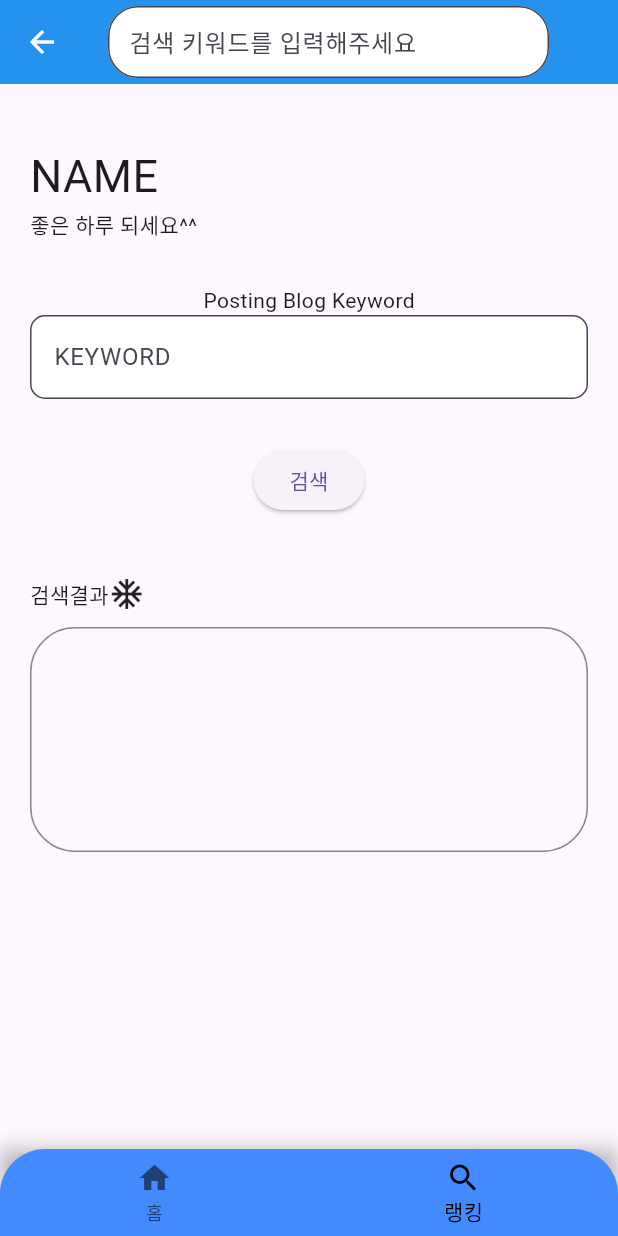
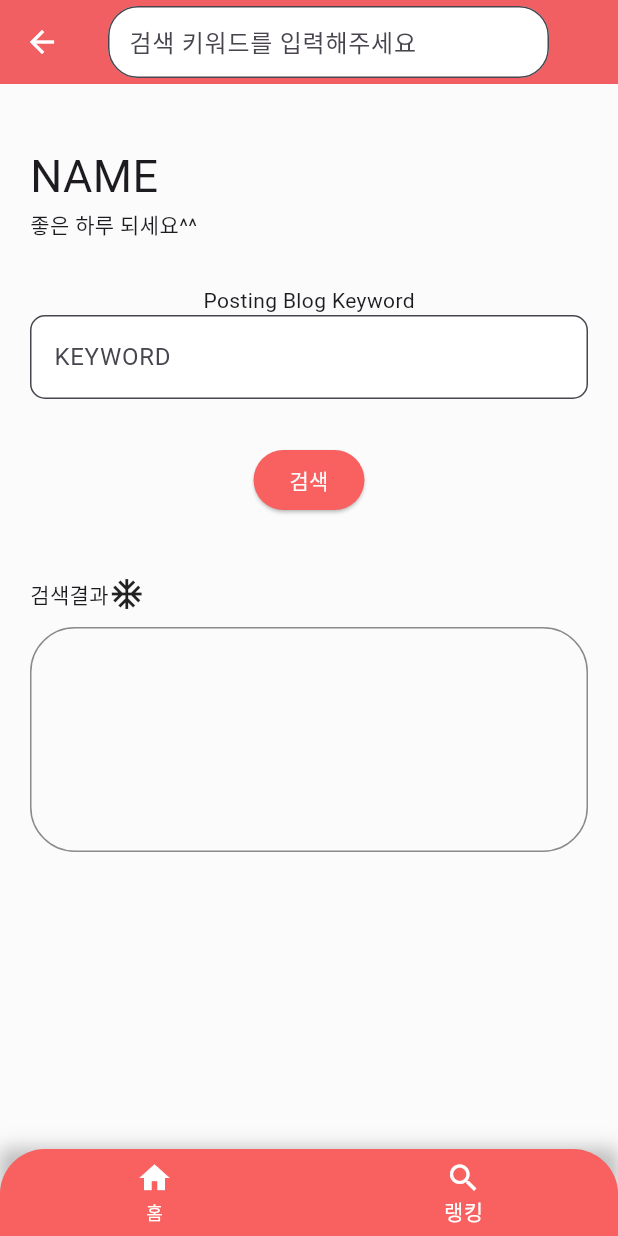
Before and after one commit to hch507/keypick-flutter, a Flutter app: the UserScreen screen opened by its route, item 2 of the bottom bar chosen, on a phone screen of 412 x 824 dp. Run offline on Flutter 3.47's test engine with Material 3 defaults, Android fonts, the phone set to English and light mode, and no system bars; our stand-ins replace dio, get, retrofit; generated files the repository leaves out were written again.

Commit message:
dto update

```diff
--- a/lib/data/dto/rel_keyword_dto.dart
+++ b/lib/data/dto/rel_keyword_dto.dart
@@ -0,0 +1,45 @@
+class RelKeyword {
+  List<Keyword> keywordList;
+
+  RelKeyword({required this.keywordList});
+
+  factory RelKeyword.fromJson(Map<String, dynamic> json) => RelKeyword(
+      keywordList:
+          List<Keyword>.from(json["keyword"].map((x) => Keyword.fromJson(x))));
+}
+
+class Keyword {
+  String compIdx;
+  String monthlyAveMobileClkCnt;
+  String monthlyAveMobileCtr;
+  String monthlyAvePcClkCnt;
+  String monthlyAvePcCtr;
+  String monthlyMobileQcCnt;
+  String monthlyPcQcCnt;
+  String plAvgDepth;
+  String relKeywor;
+
+  Keyword({
+    required this.compIdx,
+    required this.monthlyAveMobileClkCnt,
+    required this.monthlyAveMobileCtr,
+    required this.monthlyAvePcClkCnt,
+    required this.monthlyAvePcCtr,
+    required this.monthlyMobileQcCnt,
+    required this.monthlyPcQcCnt,
+    required this.plAvgDepth,
+    required this.relKeywor,
+  });
+
+  factory Keyword.fromJson(Map<String, dynamic> json) => Keyword(
+        compIdx: json["compIdx"],
+        monthlyAveMobileClkCnt: json["monthlyAveMobileClkCnt"],
+        monthlyAveMobileCtr: json["monthlyAveMobileCtr"],
+        monthlyAvePcClkCnt: json["monthlyAvePcClkCnt"],
+        monthlyAvePcCtr: json["monthlyAvePcCtr"],
+        monthlyMobileQcCnt: json["monthlyMobileQcCnt"],
+        monthlyPcQcCnt: json["monthlyPcQcCnt"],
+        plAvgDepth: json["plAvgDepth"],
+        relKeywor: json["relKeywor"],
+      );
+}
--- /dev/null
+++ b/lib/data/source/remote/retrofit/rel_keyword_retrofit_client.dart
@@ -0,0 +1,21 @@
+
+import 'package:dio/dio.dart';
+import 'package:flutter_keypick/data/dto/rel_keyword_dto.dart';
+import 'package:retrofit/http.dart';
+
+@RestApi(baseUrl: "https://api.searchad.naver.com/")
+abstract class RelKeywordRestClient{
+  RelKeywordRestClient(Dio dio, {String baseUrl})=> _RelKeywordRestClient;
+
+  @GET("keywordstool")
+  Future<RelKeyword> getBlogTotal(
+        @Header("Content-Type") String content_type ,
+        @Header("X-Timestamp") String x_timestamp,
+        @Header("X-API-KEY") String api_key,
+        @Header("X-Customer") String x_customer,
+        @Header("X-Signature") String x_signature,
+        @Query("hintKeywords") String hintKeywords,
+        @Query("showDetail") int showDetail,
+      );
+
+}
--- a/lib/theme/theme.dart
+++ b/lib/theme/theme.dart
@@ -1,9 +1,10 @@
 import 'package:flutter/material.dart';
 
-var DefaultTheme = ThemeData(
+ThemeData DefaultTheme = ThemeData(
   useMaterial3: true,
+  scaffoldBackgroundColor: Color(0xFFFBFBFB),
   appBarTheme: const AppBarTheme(
-    backgroundColor: Colors.blue,
+    backgroundColor: Color(0xFFf96060),
     foregroundColor: Colors.white,
     elevation: 1, // 그림자 정도
   ),
@@ -14,8 +15,16 @@ var DefaultTheme = ThemeData(
     filled: true,
     fillColor: Colors.white,
   ),
+  elevatedButtonTheme: ElevatedButtonThemeData(
+    style: ButtonStyle(
+      foregroundColor: MaterialStateProperty.all(Color(0xFFFBFBFB)),
+      backgroundColor: MaterialStateProperty.all(Color(0xFFf96060)),
+    )
+  )
+  ,
   bottomNavigationBarTheme: const BottomNavigationBarThemeData(
-    backgroundColor: Colors.blueAccent,
-    selectedItemColor: Colors.black,
+    backgroundColor: Color(0xFFf96060),
+    selectedItemColor: Colors.white,
+    unselectedItemColor: Colors.white
   ),
 );
```
